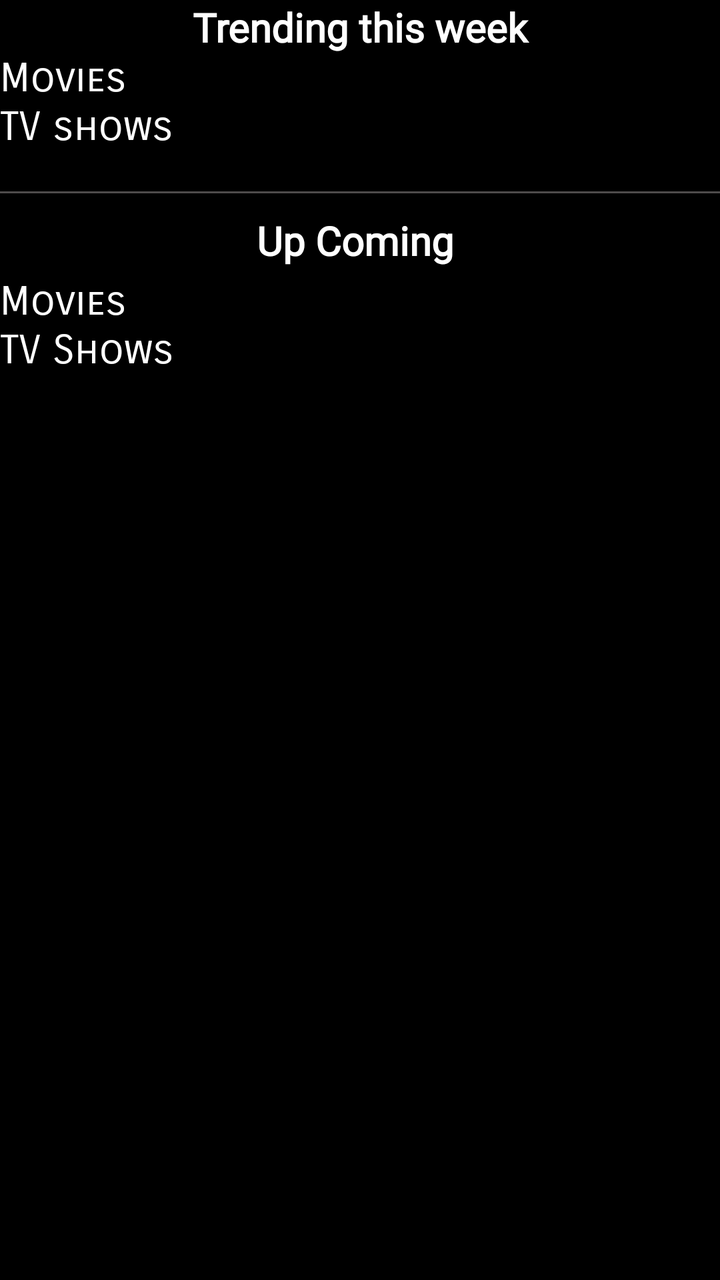
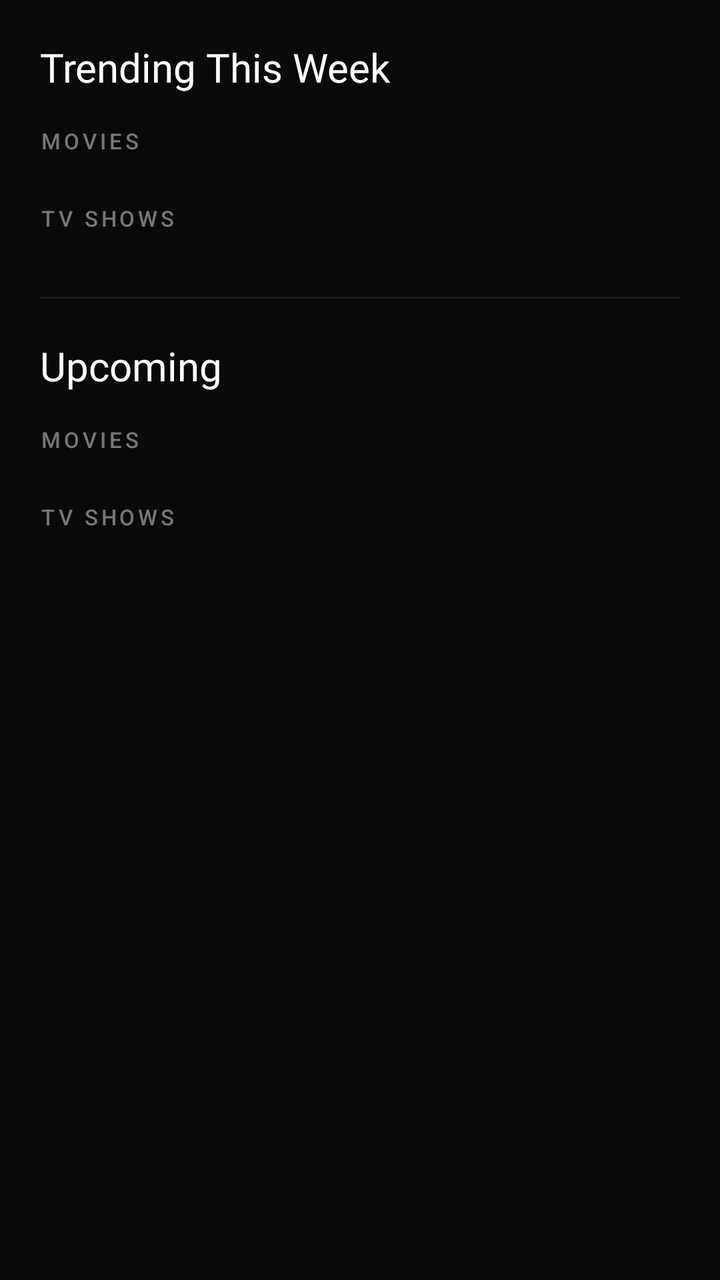

Two renders of the same Android screen: before a commit and after it. Below are the layout's source before the change and the commit's diff.
<!-- AndroidManifest.xml: activity theme HiddenTitleTheme -->
<!-- res/layout/activity_main.xml -->
<?xml version="1.0" encoding="utf-8"?>
<androidx.constraintlayout.widget.ConstraintLayout xmlns:android="http://schemas.android.com/apk/res/android"
    xmlns:app="http://schemas.android.com/apk/res-auto"
    xmlns:tools="http://schemas.android.com/tools"
    android:id="@+id/movie_home_fragment"
    android:layout_width="match_parent"
    android:layout_height="match_parent"
    android:background="@color/black">


    <ScrollView
        android:id="@+id/scrollView2"
        android:layout_width="match_parent"
        android:layout_height="0dp"
        app:layout_constraintBottom_toBottomOf="parent"
        app:layout_constraintEnd_toEndOf="parent"
        app:layout_constraintStart_toStartOf="parent"
        app:layout_constraintTop_toTopOf="parent"
        app:layout_constraintVertical_bias="0.44">


        <LinearLayout
            android:layout_width="match_parent"
            android:layout_height="wrap_content"
            android:orientation="vertical">

            <TextView
                android:id="@+id/textView5"
                android:layout_width="match_parent"
                android:layout_height="wrap_content"
                android:fontFamily="@font/black_han_sans"
                android:text="Trending this week"
                android:textAlignment="center"
                android:textColor="@color/white"
                android:textSize="20sp"
                android:textStyle="bold" />

            <TextView
                android:id="@+id/textView4"
                android:layout_width="match_parent"
                android:layout_height="wrap_content"
                android:fontFamily="sans-serif-smallcaps"
                android:text="Movies"
                android:textAllCaps="false"
                android:textColor="@color/white"
                android:textSize="20sp" />

            <androidx.recyclerview.widget.RecyclerView
                android:id="@+id/movie_popular_recyclerview"
                android:layout_width="match_parent"
                android:layout_height="wrap_content"
                android:scrollbars="horizontal" />


            <TextView
                android:id="@+id/movie_trending"
                android:layout_width="match_parent"
                android:layout_height="wrap_content"
                android:text="TV shows"
                android:textColor="@color/white"
                android:textSize="20sp"
                android:fontFamily="sans-serif-smallcaps" />

            <androidx.recyclerview.widget.RecyclerView
                android:id="@+id/tvshow_popular_recyclerview"
                android:layout_width="match_parent"
                android:layout_height="wrap_content"
                android:scrollbars="horizontal" />

            <View
                android:id="@+id/view2"
                android:layout_width="match_parent"
                android:layout_height="1dp"
                android:layout_marginTop="20dp"
                android:background="#4E4B4B" />

            <TextView
                android:id="@+id/textView6"
                android:layout_width="match_parent"
                android:layout_height="wrap_content"
                android:layout_marginTop="10dp"
                android:fontFamily="@font/black_han_sans"
                android:text="Up Coming "
                android:textAlignment="center"
                android:textColor="@color/white"
                android:textSize="20sp"
                android:textStyle="bold" />

            <TextView
                android:id="@+id/up_coming_movie"
                android:layout_width="match_parent"
                android:layout_height="wrap_content"
                android:layout_marginTop="5dp"
                android:text="Movies"
                android:textColor="@color/white"
                android:textSize="20sp"
                android:fontFamily="sans-serif-smallcaps" />

            <androidx.recyclerview.widget.RecyclerView
                android:id="@+id/up_coming_movie_recyclerview"
                android:layout_width="match_parent"
                android:layout_height="wrap_content"
                android:scrollbars="horizontal" />

            <TextView
                android:id="@+id/tv_trending"
                android:layout_width="match_parent"
                android:layout_height="wrap_content"
                android:text="TV Shows "
                android:textColor="@color/white"
                android:textSize="20sp"
                android:fontFamily="sans-serif-smallcaps" />

            <androidx.recyclerview.widget.RecyclerView
                android:id="@+id/up_coming_tv_recyclerview"
                android:layout_width="match_parent"
                android:layout_height="wrap_content"
                android:scrollbars="horizontal" />


        </LinearLayout>
    </ScrollView>


</androidx.constraintlayout.widget.ConstraintLayout>
<!-- resources referenced by this layout -->
<resources>
  <color name="black">#FF000000</color>
  <color name="white">#FFFFFFFF</color>
  <style name="HiddenTitleTheme" parent="Theme.MaterialComponents.DayNight.DarkActionBar">
          <item name="windowNoTitle">true</item>
          <item name="windowActionBar">false</item>
      </style>
</resources>

<!-- the commit's change to res/layout/activity_main.xml (unified diff, before → after) -->
@@ -1,125 +1,157 @@
 <?xml version="1.0" encoding="utf-8"?>
+
 <androidx.constraintlayout.widget.ConstraintLayout xmlns:android="http://schemas.android.com/apk/res/android"
     xmlns:app="http://schemas.android.com/apk/res-auto"
-    xmlns:tools="http://schemas.android.com/tools"
     android:id="@+id/movie_home_fragment"
     android:layout_width="match_parent"
     android:layout_height="match_parent"
-    android:background="@color/black">
-
+    android:background="#0A0A0A">
 
     <ScrollView
         android:id="@+id/scrollView2"
         android:layout_width="match_parent"
         android:layout_height="0dp"
+        android:scrollbars="none"
         app:layout_constraintBottom_toBottomOf="parent"
         app:layout_constraintEnd_toEndOf="parent"
         app:layout_constraintStart_toStartOf="parent"
-        app:layout_constraintTop_toTopOf="parent"
-        app:layout_constraintVertical_bias="0.44">
-
+        app:layout_constraintTop_toTopOf="parent">
 
         <LinearLayout
             android:layout_width="match_parent"
             android:layout_height="wrap_content"
-            android:orientation="vertical">
+            android:orientation="vertical"
+            android:paddingTop="20dp"
+            android:paddingBottom="24dp">
 
+            
             <TextView
                 android:id="@+id/textView5"
-                android:layout_width="match_parent"
+                android:layout_width="wrap_content"
                 android:layout_height="wrap_content"
+                android:layout_marginStart="20dp"
+                android:layout_marginBottom="4dp"
                 android:fontFamily="@font/black_han_sans"
-                android:text="Trending this week"
-                android:textAlignment="center"
-                android:textColor="@color/white"
-                android:textSize="20sp"
-                android:textStyle="bold" />
+                android:text="Trending This Week"
+                android:textColor="#FFFFFF"
+                android:textSize="20sp" />
 
+            
             <TextView
                 android:id="@+id/textView4"
-                android:layout_width="match_parent"
+                android:layout_width="wrap_content"
                 android:layout_height="wrap_content"
-                android:fontFamily="sans-serif-smallcaps"
-                android:text="Movies"
-                android:textAllCaps="false"
-                android:textColor="@color/white"
-                android:textSize="20sp" />
+                android:layout_marginStart="20dp"
+                android:layout_marginTop="12dp"
+                android:layout_marginBottom="8dp"
+                android:text="MOVIES"
+                android:textColor="#777777"
+                android:textSize="11sp"
+                android:letterSpacing="0.15"
+                android:fontFamily="sans-serif-medium" />
 
             <androidx.recyclerview.widget.RecyclerView
                 android:id="@+id/movie_popular_recyclerview"
                 android:layout_width="match_parent"
                 android:layout_height="wrap_content"
-                android:scrollbars="horizontal" />
+                android:paddingStart="16dp"
+                android:paddingEnd="16dp"
+                android:clipToPadding="false"
+                android:scrollbars="none" />
 
-
+            
             <TextView
                 android:id="@+id/movie_trending"
-                android:layout_width="match_parent"
+                android:layout_width="wrap_content"
                 android:layout_height="wrap_content"
-                android:text="TV shows"
-                android:textColor="@color/white"
-                android:textSize="20sp"
-                android:fontFamily="sans-serif-smallcaps" />
+                android:layout_marginStart="20dp"
+                android:layout_marginTop="16dp"
+                android:layout_marginBottom="8dp"
+                android:text="TV SHOWS"
+                android:textColor="#777777"
+                android:textSize="11sp"
+                android:letterSpacing="0.15"
+                android:fontFamily="sans-serif-medium" />
 
             <androidx.recyclerview.widget.RecyclerView
                 android:id="@+id/tvshow_popular_recyclerview"
                 android:layout_width="match_parent"
                 android:layout_height="wrap_content"
-                android:scrollbars="horizontal" />
+                android:paddingStart="16dp"
+                android:paddingEnd="16dp"
+                android:clipToPadding="false"
+                android:scrollbars="none" />
 
+            
             <View
                 android:id="@+id/view2"
                 android:layout_width="match_parent"
                 android:layout_height="1dp"
-                android:layout_marginTop="20dp"
-                android:background="#4E4B4B" />
+                android:layout_marginStart="20dp"
+                android:layout_marginEnd="20dp"
+                android:layout_marginTop="24dp"
+                android:background="#1E1E1E" />
 
+            
             <TextView
                 android:id="@+id/textView6"
-                android:layout_width="match_parent"
+                android:layout_width="wrap_content"
                 android:layout_height="wrap_content"
-                android:layout_marginTop="10dp"
+                android:layout_marginStart="20dp"
+                android:layout_marginTop="20dp"
+                android:layout_marginBottom="4dp"
                 android:fontFamily="@font/black_han_sans"
-                android:text="Up Coming "
-                android:textAlignment="center"
-                android:textColor="@color/white"
-                android:textSize="20sp"
-                android:textStyle="bold" />
+                android:text="Upcoming"
+                android:textColor="#FFFFFF"
+                android:textSize="20sp" />
 
+            
             <TextView
                 android:id="@+id/up_coming_movie"
-                android:layout_width="match_parent"
+                android:layout_width="wrap_content"
                 android:layout_height="wrap_content"
-                android:layout_marginTop="5dp"
-                android:text="Movies"
-                android:textColor="@color/white"
-                android:textSize="20sp"
-                android:fontFamily="sans-serif-smallcaps" />
+                android:layout_marginStart="20dp"
+                android:layout_marginTop="12dp"
+                android:layout_marginBottom="8dp"
+                android:text="MOVIES"
+                android:textColor="#777777"
+                android:textSize="11sp"
+                android:letterSpacing="0.15"
+                android:fontFamily="sans-serif-medium" />
 
             <androidx.recyclerview.widget.RecyclerView
                 android:id="@+id/up_coming_movie_recyclerview"
                 android:layout_width="match_parent"
                 android:layout_height="wrap_content"
-                android:scrollbars="horizontal" />
+                android:paddingStart="16dp"
+                android:paddingEnd="16dp"
+                android:clipToPadding="false"
+                android:scrollbars="none" />
 
+            
             <TextView
                 android:id="@+id/tv_trending"
-                android:layout_width="match_parent"
+                android:layout_width="wrap_content"
                 android:layout_height="wrap_content"
-                android:text="TV Shows "
-                android:textColor="@color/white"
-                android:textSize="20sp"
-                android:fontFamily="sans-serif-smallcaps" />
+                android:layout_marginStart="20dp"
+                android:layout_marginTop="16dp"
+                android:layout_marginBottom="8dp"
+                android:text="TV SHOWS"
+                android:textColor="#777777"
+                android:textSize="11sp"
+                android:letterSpacing="0.15"
+                android:fontFamily="sans-serif-medium" />
 
             <androidx.recyclerview.widget.RecyclerView
                 android:id="@+id/up_coming_tv_recyclerview"
                 android:layout_width="match_parent"
                 android:layout_height="wrap_content"
-                android:scrollbars="horizontal" />
-
+                android:paddingStart="16dp"
+                android:paddingEnd="16dp"
+                android:clipToPadding="false"
+                android:scrollbars="none" />
 
         </LinearLayout>
     </ScrollView>
 
-
 </androidx.constraintlayout.widget.ConstraintLayout>
<!-- resource entries referenced after the edit -->
@@ -1,7 +1,5 @@
 <!-- resources referenced by this layout -->
 <resources>
-  <color name="black">#FF000000</color>
-  <color name="white">#FFFFFFFF</color>
   <style name="HiddenTitleTheme" parent="Theme.MaterialComponents.DayNight.DarkActionBar">
           <item name="windowNoTitle">true</item>
           <item name="windowActionBar">false</item>
